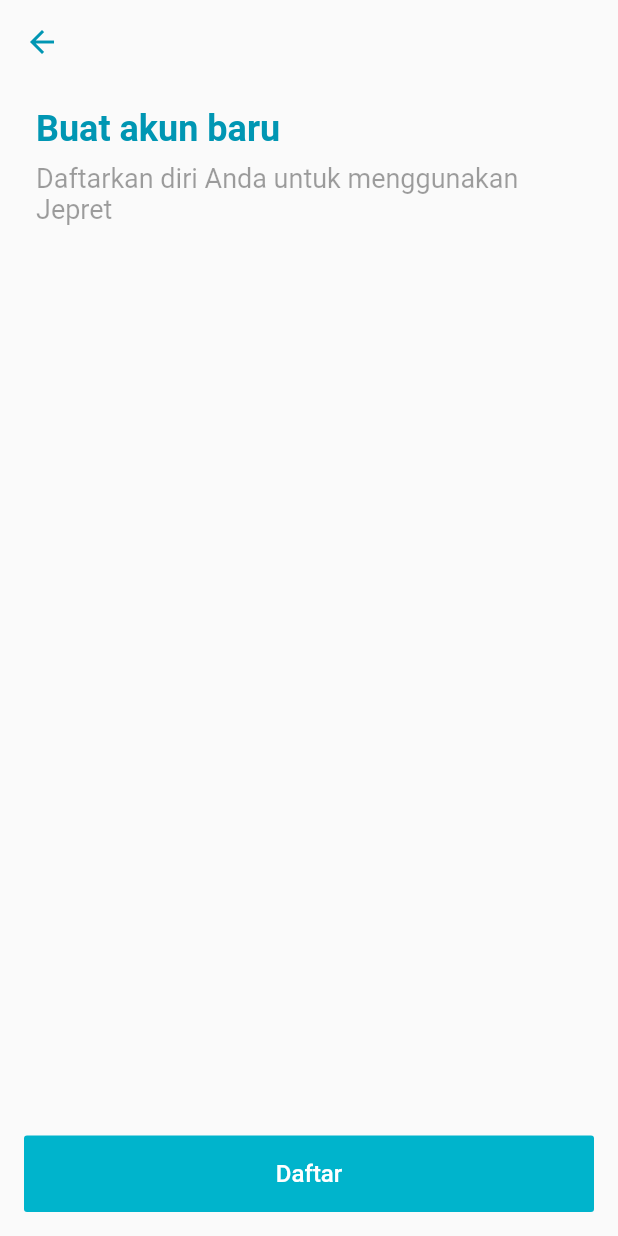
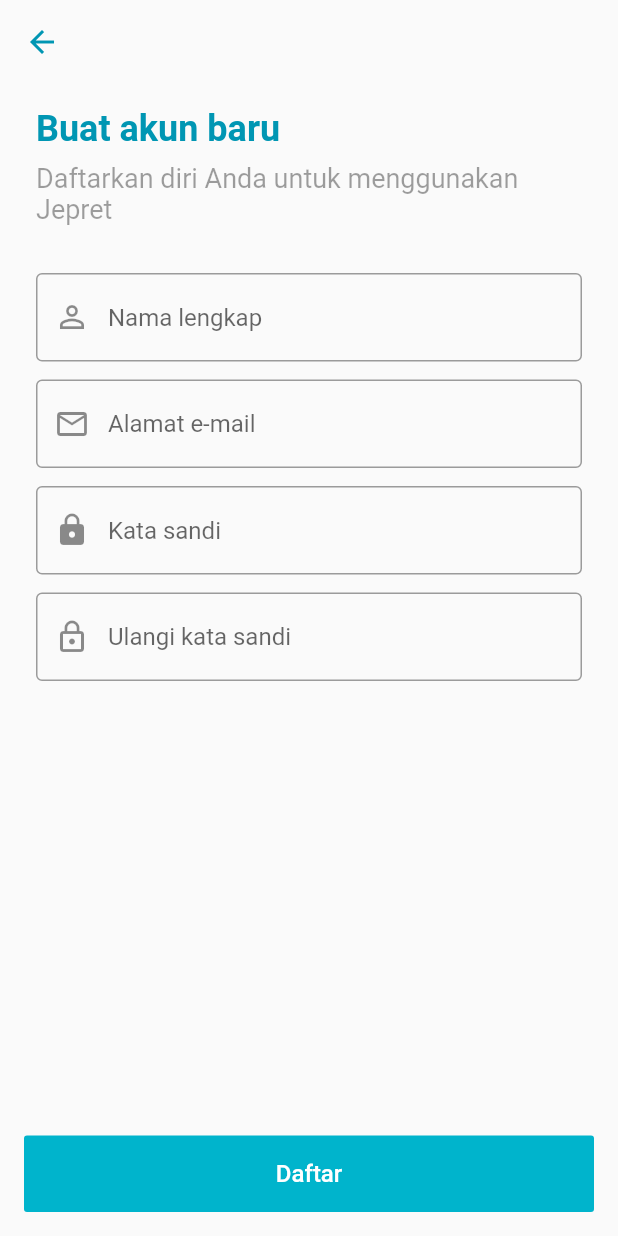
Before and after one commit to jepret/jepretmobile, a Flutter app: the screen it shows after launch, on a phone screen of 412 x 824 dp. Run offline on Flutter 3.47's test engine with Material 2 defaults, Android fonts, the phone set to English and light mode, and no system bars.

Commit message:
Added textfields

```diff
--- /dev/null
+++ b/lib/components/JepretTextField.dart
@@ -0,0 +1,26 @@
+import 'package:flutter/material.dart';
+import 'package:jepret/constants/JepretColor.dart';
+
+class JepretTextField extends StatelessWidget {
+  String hint;
+  Widget icon;
+  bool isPassword;
+
+  JepretTextField({
+    this.hint,
+    this.icon,
+    this.isPassword: false
+  });
+
+  @override
+  Widget build(BuildContext context) {
+    return TextField(
+      obscureText: isPassword,
+      decoration: InputDecoration(
+          prefixIcon: icon,
+          border: new OutlineInputBorder(),
+          hintText: hint
+      ),
+    );
+  }
+}
--- a/lib/routes/RegisterRoute.dart
+++ b/lib/routes/RegisterRoute.dart
@@ -1,8 +1,8 @@
 import 'package:flutter/material.dart';
 import 'package:jepret/components/PrimaryButton.dart';
 import 'package:jepret/components/HeadingText.dart';
+import 'package:jepret/components/JepretTextField.dart';
 import 'package:jepret/constants/JepretColor.dart';
-import 'package:jepret/constants/Assets.dart';
 
 class RegisterRoute extends StatelessWidget {
   Widget build(BuildContext context) {
@@ -17,8 +17,12 @@ class RegisterRoute extends StatelessWidget {
             crossAxisAlignment: CrossAxisAlignment.stretch,
             children: <Widget>[
               Padding(
-                padding: EdgeInsets.fromLTRB(16, 8, 16, 8),
-                child: _renderHeading()
+                  padding: EdgeInsets.fromLTRB(16, 8, 16, 8),
+                  child: _renderHeading()
+              ),
+              Padding(
+                  padding: EdgeInsets.fromLTRB(16, 8, 16, 8),
+                  child: _renderTextFields()
               ),
               Spacer(),
               _renderBottomButtons()
@@ -42,6 +46,24 @@ class RegisterRoute extends StatelessWidget {
     );
   }
 
+  Widget _renderTextFields() {
+    return Padding(
+      padding: EdgeInsets.all(8),
+      child: Column(
+        crossAxisAlignment: CrossAxisAlignment.start,
+        children: <Widget>[
+          JepretTextField(hint: 'Nama lengkap', icon: Icon(Icons.person_outline)),
+          Container(height: 12),
+          JepretTextField(hint: 'Alamat e-mail', icon: Icon(Icons.mail_outline)),
+          Container(height: 12),
+          JepretTextField(hint: 'Kata sandi', icon: Icon(Icons.lock), isPassword: true,),
+          Container(height: 12),
+          JepretTextField(hint: 'Ulangi kata sandi', icon: Icon(Icons.lock_outline), isPassword: true,),
+        ],
+      ),
+    );
+  }
+
   Widget _renderBottomButtons() {
     return Padding(
       padding: EdgeInsets.all(16),
```
